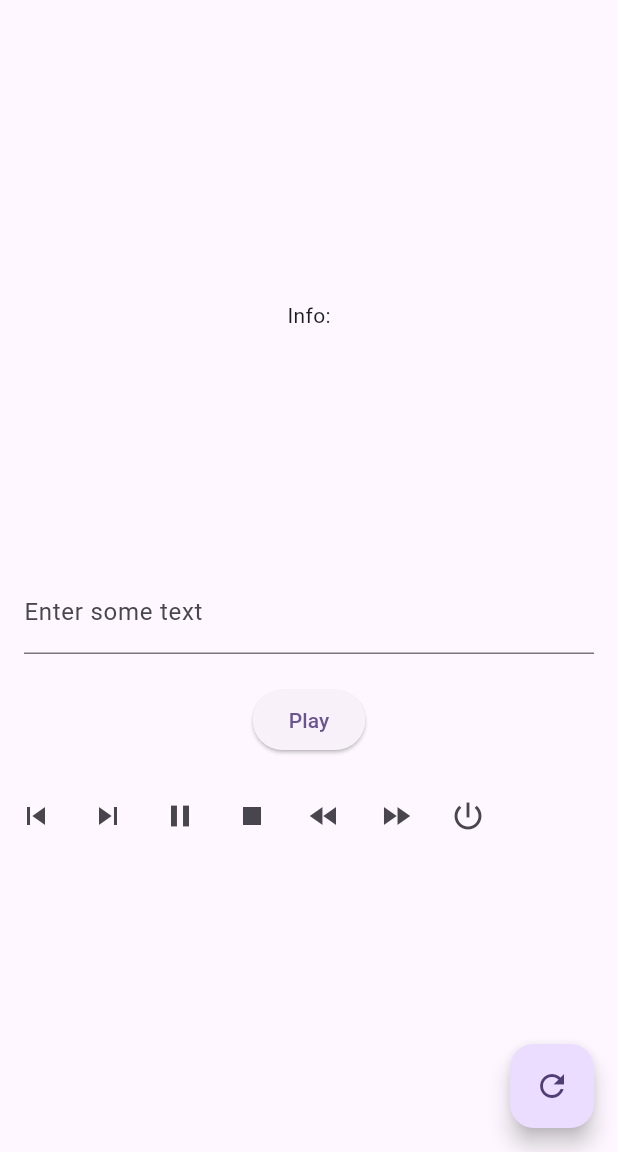
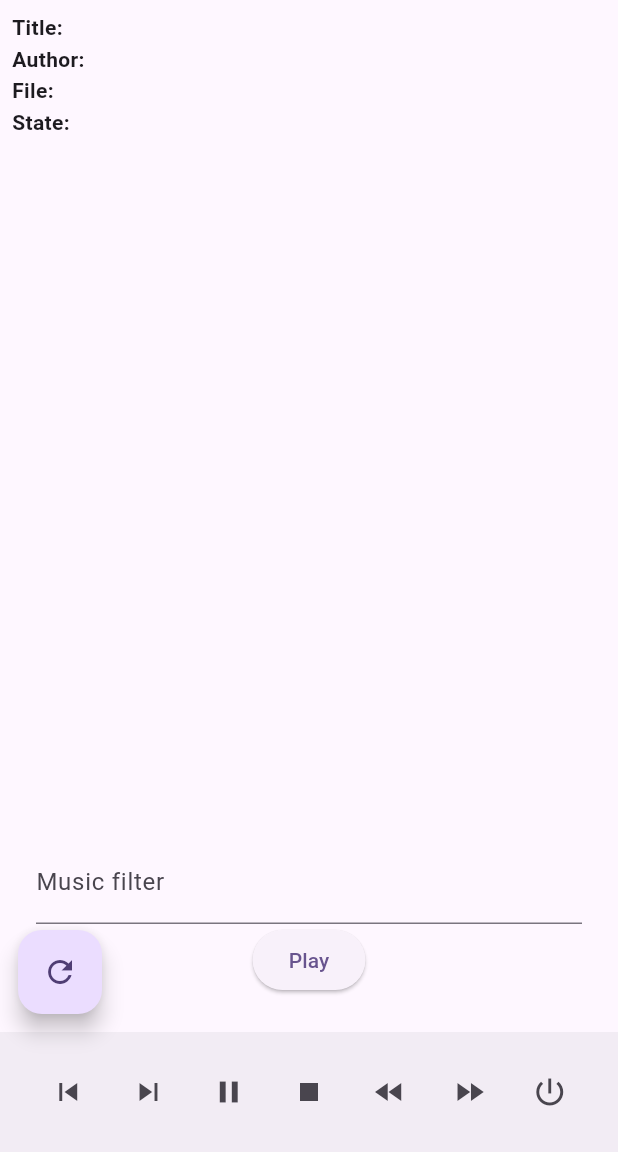
Before and after one commit to odrevet/mimi, a Flutter app: the screen it shows after launch, on a phone screen of 412 x 824 dp, the part 84-1236 px from its top. Run offline on Flutter 3.47's test engine with Material 3 defaults, Android fonts, the phone set to English and light mode, and no system bars; our stand-ins replace shared_preferences.

Commit message:
layout. InfoDisplay widget

```diff
--- a/client/lib/widgets/control_bar.dart
+++ b/client/lib/widgets/control_bar.dart
@@ -12,7 +12,7 @@ class ControlBar extends StatefulWidget {
 class _ControlBarState extends State<ControlBar> {
   @override
   Widget build(BuildContext context) {
-    return Row(children: [
+    return Row(mainAxisAlignment: MainAxisAlignment.spaceEvenly, children: [
       IconButton(
           onPressed: () => control('previous'),
           icon: Icon(Icons.skip_previous)),
@@ -25,7 +25,8 @@ class _ControlBarState extends State<ControlBar> {
       IconButton(
           onPressed: () => control('forward'), icon: Icon(Icons.fast_forward)),
       IconButton(
-          onPressed: () => control('poweroff'), icon: Icon(Icons.power_settings_new)),
+          onPressed: () => control('poweroff'),
+          icon: Icon(Icons.power_settings_new)),
     ]);
   }
 }
--- a/client/lib/widgets/home_page.dart
+++ b/client/lib/widgets/home_page.dart
@@ -1,4 +1,5 @@
 import 'package:client/services/api_calls.dart';
+import 'package:client/widgets/info_display.dart';
 import 'package:client/widgets/settings.dart';
 import 'package:flutter/material.dart';
 
@@ -34,8 +35,14 @@ class MyHomePage extends StatefulWidget {
 }
 
 class _MyHomePageState extends State<MyHomePage> {
-  Info _info = Info();
+  var _info = Info();
   TextEditingController _filterController = TextEditingController();
+
+  @override
+  void initState() {
+    _refreshInfo();
+    super.initState();
+  }
 
   void _refreshInfo() async {
     var info = await fetchInfo();
@@ -59,29 +66,13 @@ class _MyHomePageState extends State<MyHomePage> {
           ),
         ],
       ),
-      body: Center(
+      body: Padding(
+        padding: const EdgeInsets.all(8.0),
+        child: Center(
           child: Column(
-          mainAxisAlignment: MainAxisAlignment.center,
+            mainAxisAlignment: MainAxisAlignment.spaceBetween,
             children: <Widget>[
-            const Text(
-              'Info:',
-            ),
-            Text(
-              '${_info.title}',
-              style: Theme.of(context).textTheme.headlineMedium,
-            ),
-            Text(
-              '${_info.author}',
-              style: Theme.of(context).textTheme.headlineMedium,
-            ),
-            Text(
-              '${_info.file}',
-              style: Theme.of(context).textTheme.headlineMedium,
-            ),
-            Text(
-              '${_info.state}',
-              style: Theme.of(context).textTheme.headlineMedium,
-            ),
+              InfoDisplay(info: _info),
               Padding(
                   padding: EdgeInsets.all(16.0),
                   child: Column(
@@ -90,10 +81,9 @@ class _MyHomePageState extends State<MyHomePage> {
                         TextField(
                           controller: _filterController,
                           decoration: InputDecoration(
-                          labelText: 'Enter some text',
+                            labelText: 'Music filter',
                           ),
                         ),
-                      SizedBox(height: 20),
                         ElevatedButton(
                           onPressed: () {
                             String inputText = _filterController.text;
@@ -102,13 +92,15 @@ class _MyHomePageState extends State<MyHomePage> {
                           child: Text('Play'),
                         ),
                       ])),
-            ControlBar()
             ],
           ),
         ),
+      ),
+      bottomNavigationBar: BottomAppBar(child: ControlBar()),
+      floatingActionButtonLocation: FloatingActionButtonLocation.miniStartFloat,
       floatingActionButton: FloatingActionButton(
         onPressed: _refreshInfo,
-        tooltip: 'Refresh Info',
+        tooltip: 'Refresh',
         child: const Icon(Icons.refresh),
       ), // This trailing comma makes auto-formatting nicer for build methods.
     );
--- /dev/null
+++ b/client/lib/widgets/info_display.dart
@@ -0,0 +1,46 @@
+import 'package:flutter/material.dart';
+
+import '../models/info.dart';
+
+class InfoDisplay extends StatelessWidget {
+  final Info info;
+
+  const InfoDisplay({required this.info, super.key});
+
+  @override
+  Widget build(BuildContext context) {
+    return Center(
+      child: Column(
+        mainAxisAlignment: MainAxisAlignment.center,
+        children: <Widget>[
+          _buildInfoItem('Title', info.title),
+          _buildInfoItem('Author', info.author),
+          _buildInfoItem('File', info.file),
+          _buildInfoItem('State', info.state),
+        ],
+      ),
+    );
+  }
+
+  Widget _buildInfoItem(String title, String value) {
+    return Row(
+      mainAxisAlignment: MainAxisAlignment.spaceBetween,
+      children: <Widget>[
+        Text(
+          '$title:',
+          style: TextStyle(
+            fontWeight: FontWeight.bold,
+          ),
+        ),
+        SizedBox(width: 10), // Add some space between title and value
+        Expanded(
+          child: Text(
+            value,
+            overflow: TextOverflow.ellipsis, // Handle long texts
+          ),
+        ),
+      ],
+    );
+  }
+
+}
```
Lines whose indentation alone changed are shown as unchanged.
